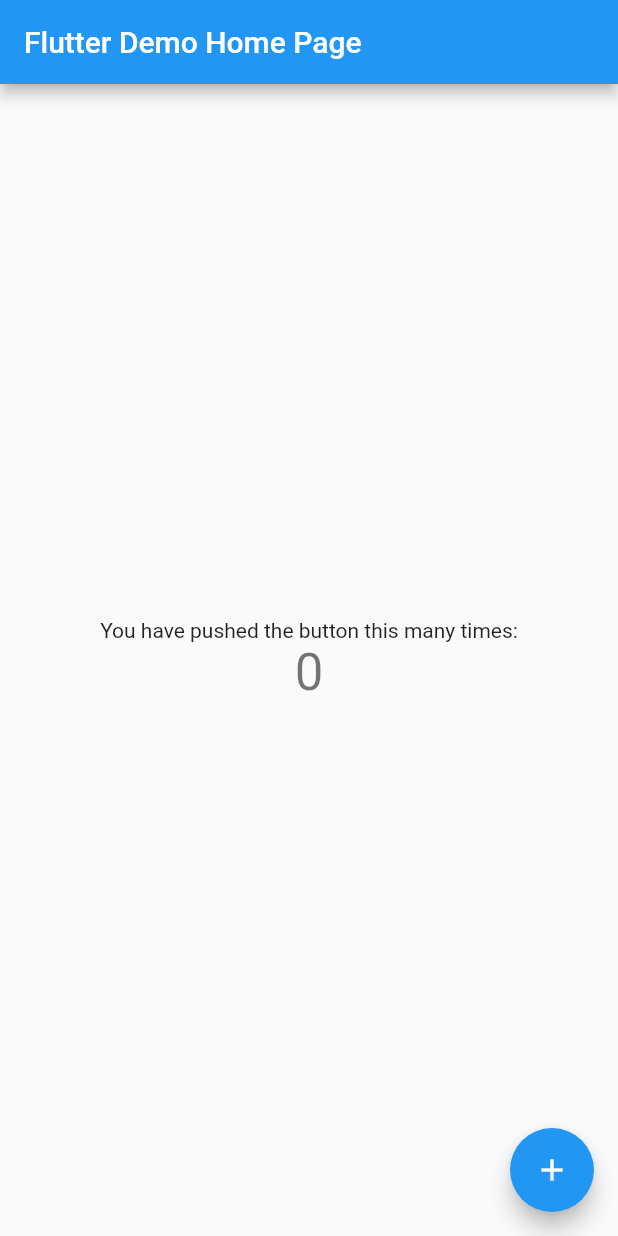
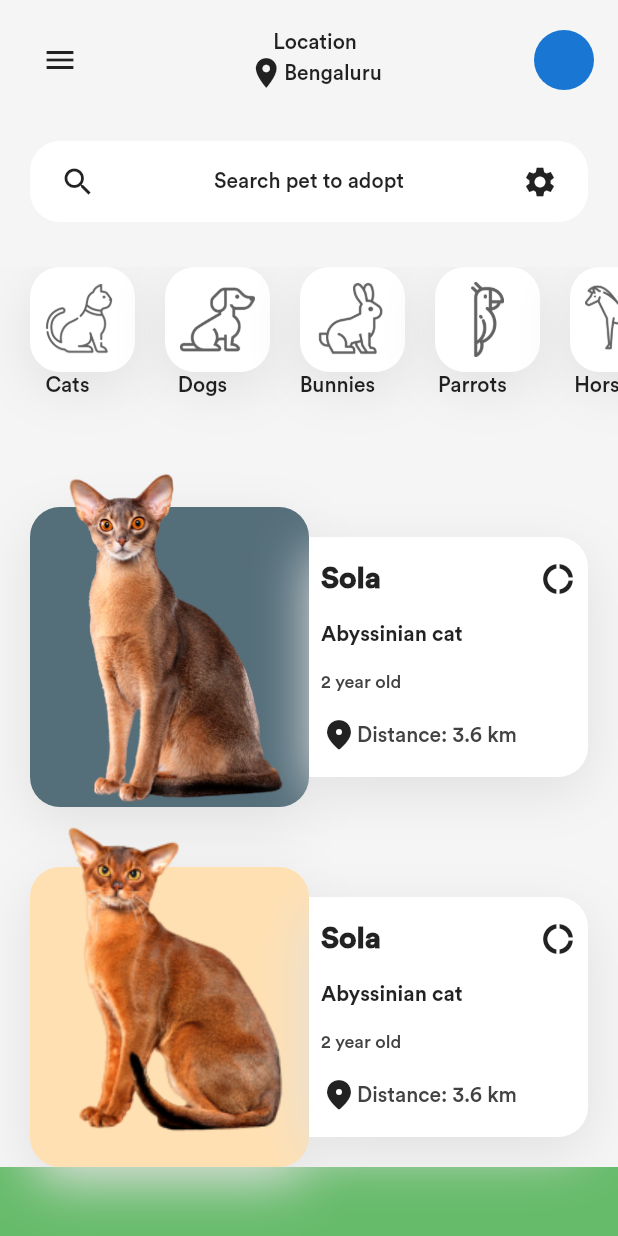
Before and after one commit to IbsanjU/flutter_ui_drawer, a Flutter app: the screen it shows after launch, on a phone screen of 412 x 824 dp. Run offline on Flutter 3.47's test engine with Material 2 defaults, Android fonts, the light colour scheme and no system bars; our stand-ins replace font_awesome_flutter.

Commit message:
ui animated drawer

```diff
--- /dev/null
+++ b/lib/DrawerScreen/DrawerScreen.dart
@@ -0,0 +1,99 @@
+import 'package:flutter/material.dart';
+import 'package:flutter_ui_drawer/shared/config.dart';
+
+class DrawerScreen extends StatefulWidget {
+  @override
+  _DrawerScreenState createState() => _DrawerScreenState();
+}
+
+class _DrawerScreenState extends State<DrawerScreen> {
+  @override
+  Widget build(BuildContext context) {
+    return Container(
+      color: Colors.green[400],
+      padding: EdgeInsets.only(top: 50, bottom: 70, left: 10),
+      child: Column(
+        mainAxisAlignment: MainAxisAlignment.spaceBetween,
+        children: [
+          Row(
+            children: [
+              CircleAvatar(),
+              SizedBox(
+                width: 10,
+              ),
+              Column(
+                crossAxisAlignment: CrossAxisAlignment.start,
+                children: [
+                  Text(
+                    'Miroslava Savitskaya',
+                    style: TextStyle(
+                        color: Colors.white, fontWeight: FontWeight.bold),
+                  ),
+                  Text('Active Status',
+                      style: TextStyle(
+                          color: Colors.white, fontWeight: FontWeight.bold))
+                ],
+              )
+            ],
+          ),
+          Column(
+            children: drawerItems
+                .map((element) => Padding(
+                      padding: const EdgeInsets.all(8.0),
+                      child: Row(
+                        children: [
+                          Icon(
+                            element['icon'],
+                            color: Colors.white,
+                            size: 30,
+                          ),
+                          SizedBox(
+                            width: 10,
+                          ),
+                          Text(element['title'],
+                              style: TextStyle(
+                                  color: Colors.white,
+                                  fontWeight: FontWeight.bold,
+                                  fontSize: 20))
+                        ],
+                      ),
+                    ))
+                .toList(),
+          ),
+          Row(
+            children: [
+              Icon(
+                Icons.settings,
+                color: Colors.white,
+              ),
+              SizedBox(
+                width: 10,
+              ),
+              Text(
+                'Settings',
+                style:
+                    TextStyle(color: Colors.white, fontWeight: FontWeight.bold),
+              ),
+              SizedBox(
+                width: 10,
+              ),
+              Container(
+                width: 2,
+                height: 20,
+                color: Colors.white,
+              ),
+              SizedBox(
+                width: 10,
+              ),
+              Text(
+                'Log out',
+                style:
+                    TextStyle(color: Colors.white, fontWeight: FontWeight.bold),
+              )
+            ],
+          )
+        ],
+      ),
+    );
+  }
+}
--- /dev/null
+++ b/lib/HomeScreen/HomeScreen.dart
@@ -0,0 +1,196 @@
+import 'package:flutter/material.dart';
+import 'package:flutter_ui_drawer/shared/config.dart';
+
+class HomeScreen extends StatefulWidget {
+  @override
+  _HomeScreenState createState() => _HomeScreenState();
+}
+
+class _HomeScreenState extends State<HomeScreen> {
+  double xOffset = 0;
+  double yOffset = 0;
+  double scaleFactor = 1;
+  bool isDrawerOpen = false;
+
+  @override
+  Widget build(BuildContext context) {
+    return AnimatedContainer(
+      transform: Matrix4.translationValues(xOffset, yOffset, 0)
+        ..scale(scaleFactor)
+        ..rotateY(isDrawerOpen ? -0.5 : 0),
+      duration: Duration(milliseconds: 500),
+      decoration: BoxDecoration(
+        color: Colors.grey[100],
+        borderRadius: BorderRadius.circular(isDrawerOpen ? 40 : 0.0),
+      ),
+      child: SingleChildScrollView(
+        child: Column(
+          children: [
+            SizedBox(height: 16),
+            Container(
+              margin: const EdgeInsets.symmetric(horizontal: 16.0),
+              child: Row(
+                mainAxisAlignment: MainAxisAlignment.spaceBetween,
+                children: [
+                  IconButton(
+                      icon: isDrawerOpen
+                          ? Icon(Icons.arrow_back_ios)
+                          : Icon(Icons.menu),
+                      onPressed: () {
+                        setState(() {
+                          xOffset = isDrawerOpen ? 0 : 230;
+                          yOffset = isDrawerOpen ? 0 : 10;
+                          scaleFactor = isDrawerOpen ? 1 : 0.95;
+                          isDrawerOpen = !isDrawerOpen;
+                        });
+                      }),
+                  Column(
+                    children: [
+                      Text('Location'),
+                      Row(children: [
+                        Icon(Icons.location_on),
+                        Text('Bengaluru'),
+                      ])
+                    ],
+                  ),
+                  CircleAvatar()
+                ],
+              ),
+            ),
+            // Search Bar
+            Container(
+              padding: EdgeInsets.symmetric(horizontal: 20, vertical: 15),
+              margin: EdgeInsets.symmetric(horizontal: 20, vertical: 30),
+              decoration: BoxDecoration(
+                  borderRadius: BorderRadius.circular(20), color: Colors.white),
+              child: Row(
+                mainAxisAlignment: MainAxisAlignment.spaceBetween,
+                children: [
+                  Icon(Icons.search),
+                  Text('Search pet to adopt'),
+                  Icon(Icons.settings)
+                ],
+              ),
+            ),
+            // Category List Row
+            Container(
+              height: 120,
+              child: ListView.builder(
+                  itemCount: categories.length,
+                  scrollDirection: Axis.horizontal,
+                  itemBuilder: (contex, index) {
+                    return Container(
+                      child: Column(
+                        // mainAxisAlignment: MainAxisAlignment.center,
+                        // crossAxisAlignment: CrossAxisAlignment.center,
+                        children: [
+                          Container(
+                            padding: EdgeInsets.all(10),
+                            margin: EdgeInsets.only(left: 20),
+                            decoration: BoxDecoration(
+                                color: Colors.white,
+                                boxShadow: shadowList,
+                                borderRadius: BorderRadius.circular(20)),
+                            child: Image.asset(
+                              categories[index]['iconPath'],
+                              height: 50,
+                              width: 50,
+                              color: Colors.grey[700],
+                            ),
+                          ),
+                          Text(
+                            categories[index]['name'],
+                          )
+                        ],
+                      ),
+                    );
+                  }),
+            ),
+            // Pets Display
+            _item(
+              color: Colors.blueGrey[600],
+              image: 'images/pet-cat2.png',
+            ),
+            _item(
+              color: Colors.orange[100],
+              image: 'images/pet-cat1.png',
+            )
+          ],
+        ),
+      ),
+    );
+  }
+}
+
+Widget _item({Color color, String image}) {
+  return Container(
+    height: 240,
+    margin: EdgeInsets.symmetric(horizontal: 20),
+    child: Row(
+      children: [
+        Expanded(
+          child: Stack(
+            children: [
+              Container(
+                decoration: BoxDecoration(
+                  color: color,
+                  borderRadius: BorderRadius.circular(20),
+                  boxShadow: shadowList,
+                ),
+                margin: EdgeInsets.only(top: 40),
+              ),
+              Align(
+                child: Image.asset(image),
+              )
+            ],
+          ),
+        ),
+        Expanded(
+            child: Container(
+          padding: EdgeInsets.all(8),
+          margin: EdgeInsets.only(top: 60, bottom: 20),
+          decoration: BoxDecoration(
+              color: Colors.white,
+              boxShadow: shadowList,
+              borderRadius: BorderRadius.only(
+                topRight: Radius.circular(20),
+                bottomRight: Radius.circular(20),
+              )),
+          child: Column(
+            mainAxisAlignment: MainAxisAlignment.spaceAround,
+            crossAxisAlignment: CrossAxisAlignment.start,
+            children: [
+              Row(
+                mainAxisAlignment: MainAxisAlignment.spaceBetween,
+                children: [
+                  Text(
+                    'Sola',
+                    style: TextStyle(fontWeight: FontWeight.w900, fontSize: 20),
+                  ),
+                  Icon(Icons.donut_large)
+                ],
+              ),
+              Text(
+                'Abyssinian cat',
+                style: TextStyle(fontWeight: FontWeight.w600, fontSize: 14),
+              ),
+              Text(
+                '2 year old',
+                style: TextStyle(color: Colors.grey[800], fontSize: 12),
+              ),
+              Row(
+                children: [
+                  Icon(Icons.location_on_rounded),
+                  Text(
+                    'Distance: 3.6 km',
+                    style: TextStyle(color: Colors.grey[800], fontSize: 14),
+                  )
+                ],
+              )
+            ],
+          ),
+        ))
+      ],
+    ),
+  );
+}
--- a/lib/main.dart
+++ b/lib/main.dart
@@ -1,113 +1,38 @@
+// https://www.github.com/@IbsanjU
+
 import 'package:flutter/material.dart';
+import 'package:flutter_ui_drawer/DrawerScreen/DrawerScreen.dart';
+import 'package:flutter_ui_drawer/HomeScreen/HomeScreen.dart';
 
-void main() {
-  runApp(MyApp());
-}
+void main() => runApp(MyApp());
 
 class MyApp extends StatelessWidget {
   // This widget is the root of your application.
   @override
   Widget build(BuildContext context) {
     return MaterialApp(
-      title: 'Flutter Demo',
-      theme: ThemeData(
-        // This is the theme of your application.
-        //
-        // Try running your application with "flutter run". You'll see the
-        // application has a blue toolbar. Then, without quitting the app, try
-        // changing the primarySwatch below to Colors.green and then invoke
-        // "hot reload" (press "r" in the console where you ran "flutter run",
-        // or simply save your changes to "hot reload" in a Flutter IDE).
-        // Notice that the counter didn't reset back to zero; the application
-        // is not restarted.
-        primarySwatch: Colors.blue,
+        debugShowCheckedModeBanner: false,
+        title: 'Flutter UI',
+        theme: ThemeData(fontFamily: 'Circular'),
+        home: HomePage());
+  }
+}
+
+class HomePage extends StatelessWidget {
+  @override
+  Widget build(BuildContext context) {
+    return Scaffold(
+      body: Center(
+        child: Container(
+          constraints: BoxConstraints(maxWidth: 600),
+          child: Stack(
+            children: [
+              DrawerScreen(),
+              HomeScreen(),
+            ],
+          ),
+        ),
       ),
-      home: MyHomePage(title: 'Flutter Demo Home Page'),
     );
   }
 }
-
-class MyHomePage extends StatefulWidget {
-  MyHomePage({Key key, this.title}) : super(key: key);
-
-  // This widget is the home page of your application. It is stateful, meaning
-  // that it has a State object (defined below) that contains fields that affect
-  // how it looks.
-
-  // This class is the configuration for the state. It holds the values (in this
-  // case the title) provided by the parent (in this case the App widget) and
-  // used by the build method of the State. Fields in a Widget subclass are
-  // always marked "final".
-
-  final String title;
-
-  @override
-  _MyHomePageState createState() => _MyHomePageState();
-}
-
-class _MyHomePageState extends State<MyHomePage> {
-  int _counter = 0;
-
-  void _incrementCounter() {
-    setState(() {
-      // This call to setState tells the Flutter framework that something has
-      // changed in this State, which causes it to rerun the build method below
-      // so that the display can reflect the updated values. If we changed
-      // _counter without calling setState(), then the build method would not be
-      // called again, and so nothing would appear to happen.
-      _counter++;
-    });
-  }
-
-  @override
-  Widget build(BuildContext context) {
-    // This method is rerun every time setState is called, for instance as done
-    // by the _incrementCounter method above.
-    //
-    // The Flutter framework has been optimized to make rerunning build methods
-    // fast, so that you can just rebuild anything that needs updating rather
-    // than having to individually change instances of widgets.
-    return Scaffold(
-      appBar: AppBar(
-        // Here we take the value from the MyHomePage object that was created by
-        // the App.build method, and use it to set our appbar title.
-        title: Text(widget.title),
-      ),
-      body: Center(
-        // Center is a layout widget. It takes a single child and positions it
-        // in the middle of the parent.
-        child: Column(
-          // Column is also a layout widget. It takes a list of children and
-          // arranges them vertically. By default, it sizes itself to fit its
-          // children horizontally, and tries to be as tall as its parent.
-          //
-          // Invoke "debug painting" (press "p" in the console, choose the
-          // "Toggle Debug Paint" action from the Flutter Inspector in Android
-          // Studio, or the "Toggle Debug Paint" command in Visual Studio Code)
-          // to see the wireframe for each widget.
-          //
-          // Column has various properties to control how it sizes itself and
-          // how it positions its children. Here we use mainAxisAlignment to
-          // center the children vertically; the main axis here is the vertical
-          // axis because Columns are vertical (the cross axis would be
-          // horizontal).
-          mainAxisAlignment: MainAxisAlignment.center,
-          children: <Widget>[
-            Text(
-              'You have pushed the button this many times:',
-            ),
-            Text(
-              '$_counter',
-              style: Theme.of(context).textTheme.headline4,
-            ),
-          ],
-        ),
-      ),
-      floatingActionButton: FloatingActionButton(
-        onPressed: _incrementCounter,
-        tooltip: 'Increment',
-        child: Icon(Icons.add),
-      ), // This trailing comma makes auto-formatting nicer for build methods.
-    );
-  }
-}
--- /dev/null
+++ b/lib/shared/config.dart
@@ -0,0 +1,27 @@
+import 'package:flutter/material.dart';
+import 'package:font_awesome_flutter/font_awesome_flutter.dart';
+
+Color primaryGreen = Color(0xff416d6d);
+List<BoxShadow> shadowList = [
+  BoxShadow(
+    color: Colors.grey[300],
+    blurRadius: 30,
+    offset: Offset(0, 10),
+  ),
+];
+
+List<Map> categories = [
+  {'name': 'Cats', 'iconPath': 'images/cat.png'},
+  {'name': 'Dogs', 'iconPath': 'images/dog.png'},
+  {'name': 'Bunnies', 'iconPath': 'images/rabbit.png'},
+  {'name': 'Parrots', 'iconPath': 'images/parrot.png'},
+  {'name': 'Horses', 'iconPath': 'images/horse.png'},
+];
+List<Map> drawerItems = [
+  {'icon': FontAwesomeIcons.paw, 'title': 'Adoption'},
+  {'icon': Icons.mail, 'title': 'Donation'},
+  {'icon': FontAwesomeIcons.plus, 'title': 'Add pet'},
+  {'icon': Icons.favorite, 'title': 'Favorites'},
+  {'icon': Icons.mail, 'title': 'Messages'},
+  {'icon': FontAwesomeIcons.userAlt, 'title': 'Profile'},
+];
```
Also changed, not shown: pubspec.yaml (+12 -53 lines), fonts/CircularAir-Light.ttf (added), fonts/CircularStd-Bold.ttf (added), fonts/CircularStd-Medium.ttf (added), images/cat.png (added), images/dog.png (added), images/horse.png (added), images/parrot.png (added), images/pet-cat1.png (added), images/pet-cat2.png (added), images/rabbit.png (added), pubspec.lock, 1 other file.
